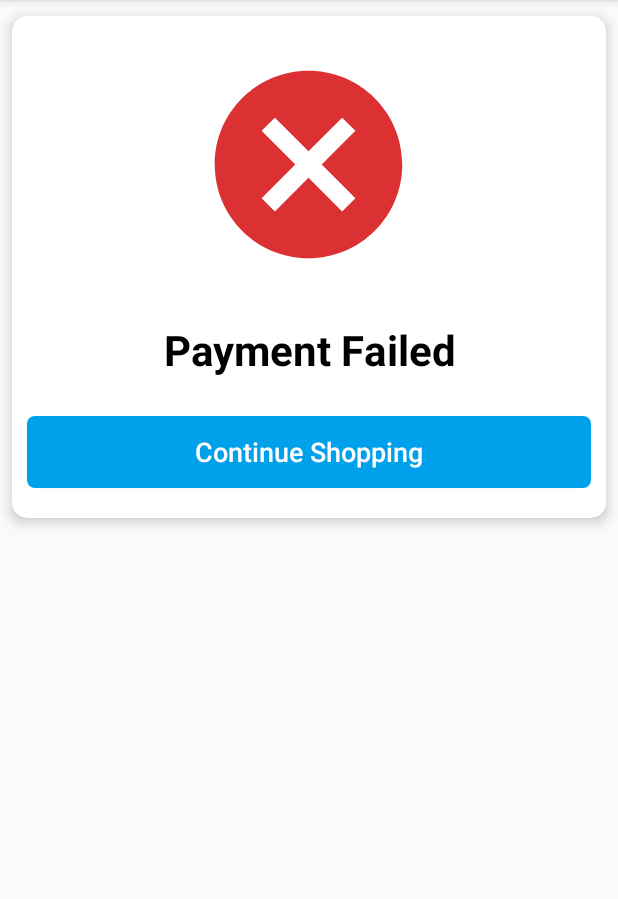
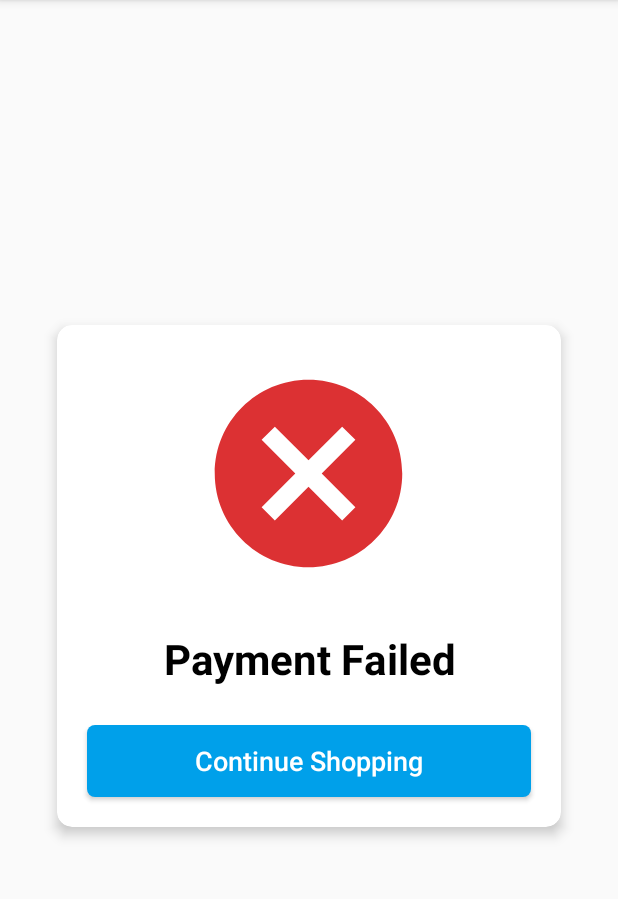
Before and after one commit to sahilm9620/AR-Shopping-Application, an Android app: the PaymentResultActivity screen opened directly, with no data from a screen before it, on a phone screen of 412 x 824 dp, the part 84-983 px from its top. Run offline under Robolectric (Android 15) with nearby library versions, the phone set to English and light mode, and no system bars; our stand-ins replace data binding; 1 statement that could not run was skipped.

Commit message:
changed in PaymentResultActivity

```diff
--- a/app/src/main/java/com/shopping_point/user_shopping_point/view/PaymentResultActivity.java
+++ b/app/src/main/java/com/shopping_point/user_shopping_point/view/PaymentResultActivity.java
@@ -2,22 +2,17 @@ package com.shopping_point.user_shopping_point.view;
 
 import androidx.appcompat.app.AppCompatActivity;
 import androidx.databinding.DataBindingUtil;
-
 import android.content.Intent;
 import android.os.Bundle;
 import android.view.View;
-
-import com.razorpay.PaymentData;
 import com.shopping_point.user_shopping_point.R;
 import com.shopping_point.user_shopping_point.databinding.ActivityPaymentResultBinding;
 import com.shopping_point.user_shopping_point.model.Product;
-
 import static com.shopping_point.user_shopping_point.storage.LanguageUtils.loadLocale;
 import static com.shopping_point.user_shopping_point.utils.Constant.PRODUCT;
-
 public class PaymentResultActivity extends AppCompatActivity {
 private ActivityPaymentResultBinding binding;
-Bundle paymentStatus;
+
 Product product;
     @Override
     protected void onCreate(Bundle savedInstanceState) {
@@ -36,12 +31,8 @@ Product product;
             binding.txvPaymentOrderId.setVisibility(View.GONE);
             binding.txvPaymentAmmount.setText("Product Price : " + product.getProductPrice() + " ₹ ");
             binding.txvPaymentProductName.setText("Product Name : " + product.getProductName());
-
-
         }else
         {
-
-
            binding.imgPaymentResult.setImageResource(R.drawable.ic_payment_failed);
             binding.paymentStatus.setText("Payment Failed");
             binding.txvPaymentOrderId.setVisibility(View.GONE);
--- a/app/src/main/res/layout/activity_payment_result.xml
+++ b/app/src/main/res/layout/activity_payment_result.xml
@@ -8,6 +8,9 @@
         android:id="@+id/card_view_add"
         android:layout_width="match_parent"
         android:layout_height="wrap_content"
+        android:layout_margin="30dp"
+        android:layout_gravity="center"
+        android:padding="@dimen/dimen15dp"
         android:background="@color/white"
         card_view:cardCornerRadius="@dimen/dimen10dp"
         card_view:cardElevation="@dimen/dimen5dp"
@@ -63,6 +66,7 @@
         android:textColor="@color/dark"
         android:layout_margin="@dimen/dimen5dp"
         android:layout_marginBottom="@dimen/dimen15dp"
+        android:textSize="@dimen/dimen20dp"
         />
 
 
@@ -75,18 +79,18 @@
         android:textColor="@color/dark"
         android:layout_margin="@dimen/dimen5dp"
         android:layout_marginBottom="@dimen/dimen15dp"
+        android:textSize="@dimen/dimen20dp"
         />
      <androidx.appcompat.widget.AppCompatButton
          android:id="@+id/btn_home"
          android:layout_width="match_parent"
          android:layout_height="wrap_content"
-         android:layout_marginLeft="@dimen/dimen10dp"
+         android:layout_marginLeft="@dimen/dimen20dp"
          android:layout_marginTop="@dimen/dimen20dp"
-         android:layout_marginRight="@dimen/dimen10dp"
+         android:layout_marginRight="@dimen/dimen20dp"
          android:layout_marginBottom="@dimen/dimen20dp"
          android:background="@drawable/custom_button_border2"
          android:text="Continue Shopping"
-
          android:textColor="@color/white"
          android:textAllCaps="false"
          android:textSize="@dimen/dimen18sp" />
```
